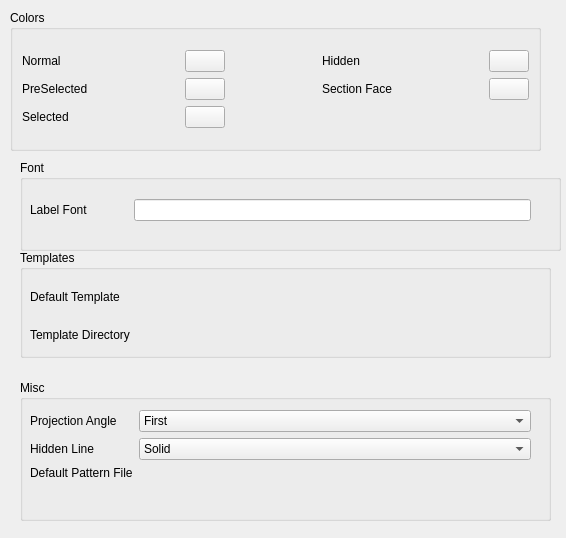
Before: the Qt Designer form src/Mod/TechDraw/Gui/DlgPrefsTechDraw.ui in berndhahnebach/All_FreeCAD, drawn with Qt 5.
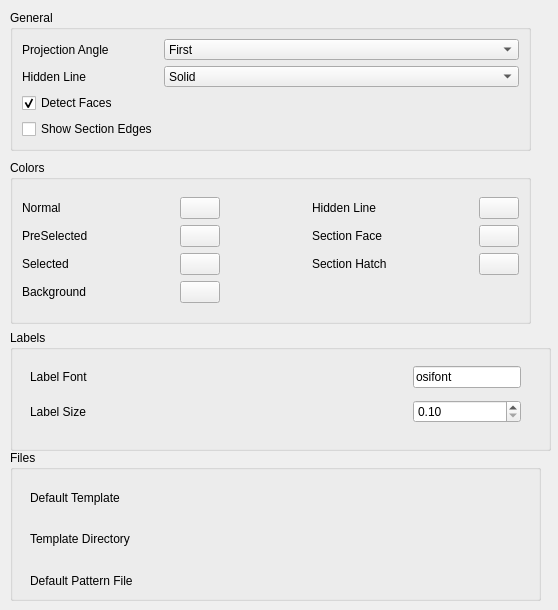
After: the same form once the commit is applied. Custom widgets are drawn as their Qt base class.

What changed in the file:
```diff
--- a/src/Mod/TechDraw/Gui/DlgPrefsTechDraw.ui
+++ b/src/Mod/TechDraw/Gui/DlgPrefsTechDraw.ui
@@ -6,32 +6,32 @@
    <rect>
     <x>0</x>
     <y>0</y>
-    <width>566</width>
-    <height>538</height>
+    <width>558</width>
+    <height>610</height>
    </rect>
   </property>
   <property name="windowTitle">
-   <string>TechDraw</string>
+   <string>TechDraw 1</string>
   </property>
   <widget class="QGroupBox" name="gb_Templates">
    <property name="geometry">
     <rect>
-     <x>20</x>
-     <y>250</y>
+     <x>10</x>
+     <y>450</y>
      <width>531</width>
-     <height>108</height>
+     <height>151</height>
     </rect>
    </property>
    <property name="title">
-    <string>Templates</string>
+    <string>Files</string>
    </property>
    <widget class="QWidget" name="gridLayoutWidget_3">
     <property name="geometry">
      <rect>
-      <x>10</x>
+      <x>20</x>
       <y>30</y>
-      <width>501</width>
-      <height>71</height>
+      <width>491</width>
+      <height>118</height>
      </rect>
     </property>
     <layout class="QGridLayout" name="gridLayout_3">
@@ -49,7 +49,7 @@
        </property>
       </widget>
      </item>
-     <item row="1" column="1" colspan="2">
+     <item row="1" column="1">
       <widget class="Gui::PrefFileChooser" name="pfc_DefDir">
        <property name="mode">
         <enum>Gui::FileChooser::Directory</enum>
@@ -58,17 +58,34 @@
         <cstring>TemplateDir</cstring>
        </property>
        <property name="prefPath" stdset="0">
-        <cstring>/Mod/TechDraw</cstring>
+        <cstring>/Mod/TechDraw/Files</cstring>
        </property>
       </widget>
      </item>
-     <item row="0" column="1" colspan="2">
+     <item row="2" column="0">
+      <widget class="QLabel" name="lbl_Hatch">
+       <property name="text">
+        <string>Default Pattern File</string>
+       </property>
+      </widget>
+     </item>
+     <item row="0" column="1">
       <widget class="Gui::PrefFileChooser" name="pfc_DefTemp">
        <property name="prefEntry" stdset="0">
         <cstring>TemplateFile</cstring>
        </property>
        <property name="prefPath" stdset="0">
-        <cstring>/Mod/TechDraw</cstring>
+        <cstring>/Mod/TechDraw/Files</cstring>
+       </property>
+      </widget>
+     </item>
+     <item row="2" column="1">
+      <widget class="Gui::PrefFileChooser" name="pfc_HatchFile">
+       <property name="prefEntry" stdset="0">
+        <cstring>PatternFile</cstring>
+       </property>
+       <property name="prefPath" stdset="0">
+        <cstring>/Mod/TechDraw/Files</cstring>
        </property>
       </widget>
      </item>
@@ -78,10 +95,10 @@
   <widget class="QGroupBox" name="gb_Font">
    <property name="geometry">
     <rect>
-     <x>20</x>
-     <y>160</y>
+     <x>10</x>
+     <y>330</y>
      <width>541</width>
-     <height>91</height>
+     <height>121</height>
     </rect>
    </property>
    <property name="sizePolicy">
@@ -91,18 +108,31 @@
     </sizepolicy>
    </property>
    <property name="title">
-    <string>Font</string>
+    <string>Labels</string>
    </property>
    <widget class="QWidget" name="gridLayoutWidget_2">
     <property name="geometry">
      <rect>
-      <x>10</x>
+      <x>20</x>
       <y>30</y>
-      <width>501</width>
-      <height>41</height>
+      <width>491</width>
+      <height>71</height>
      </rect>
     </property>
-    <layout class="QGridLayout" name="gridLayout_2">
+    <layout class="QGridLayout" name="gridLayout_2" columnstretch="1,0,0">
+     <item row="1" column="2">
+      <widget class="Gui::PrefDoubleSpinBox" name="dsb_LabelSize">
+       <property name="minimum">
+        <double>0.100000000000000</double>
+       </property>
+       <property name="prefEntry" stdset="0">
+        <cstring>LabelSize</cstring>
+       </property>
+       <property name="prefPath" stdset="0">
+        <cstring>/Mod/TechDraw/Labels</cstring>
+       </property>
+      </widget>
+     </item>
      <item row="0" column="0">
       <widget class="QLabel" name="lbl_LabelFont">
        <property name="text">
@@ -110,16 +140,6 @@
        </property>
       </widget>
      </item>
-     <item row="0" column="2">
-      <widget class="Gui::PrefLineEdit" name="le_LabelFont">
-       <property name="prefEntry" stdset="0">
-        <cstring>LabelFont</cstring>
-       </property>
-       <property name="prefPath" stdset="0">
-        <cstring>Mod/TechDraw</cstring>
-       </property>
-      </widget>
-     </item>
      <item row="0" column="1">
       <spacer name="horizontalSpacer_2">
        <property name="orientation">
@@ -136,31 +156,47 @@
        </property>
       </spacer>
      </item>
+     <item row="0" column="2">
+      <widget class="Gui::PrefLineEdit" name="le_LabelFont">
+       <property name="text">
+        <string>osifont</string>
+       </property>
+       <property name="prefEntry" stdset="0">
+        <cstring>LabelFont</cstring>
+       </property>
+       <property name="prefPath" stdset="0">
+        <cstring>Mod/TechDraw/Labels</cstring>
+       </property>
+      </widget>
+     </item>
+     <item row="1" column="0">
+      <widget class="QLabel" name="label_6">
+       <property name="text">
+        <string>Label Size</string>
+       </property>
+      </widget>
+     </item>
     </layout>
    </widget>
   </widget>
   <widget class="QGroupBox" name="gbMisc">
    <property name="geometry">
     <rect>
-     <x>20</x>
-     <y>380</y>
-     <width>531</width>
+     <x>10</x>
+     <y>10</y>
+     <width>521</width>
      <height>141</height>
     </rect>
    </property>
    <property name="title">
-    <string>Misc</string>
+    <string>General</string>
    </property>
-   <widget class="QWidget" name="gridLayoutWidget_4">
-    <property name="geometry">
-     <rect>
-      <x>10</x>
-      <y>30</y>
-      <width>501</width>
-      <height>95</height>
-     </rect>
-    </property>
+   <layout class="QVBoxLayout" name="verticalLayout">
+    <item>
     <layout class="QFormLayout" name="formLayout">
+      <property name="fieldGrowthPolicy">
+       <enum>QFormLayout::AllNonFixedFieldsGrow</enum>
+      </property>
      <item row="0" column="0">
       <widget class="QLabel" name="lbl_Angle">
        <property name="text">
@@ -174,7 +210,7 @@
         <cstring>ProjectionAngle</cstring>
        </property>
        <property name="prefPath" stdset="0">
-        <cstring>Mod/TechDraw</cstring>
+         <cstring>/Mod/TechDraw/General</cstring>
        </property>
        <item>
         <property name="text">
@@ -204,7 +240,7 @@
         <cstring>HiddenLine</cstring>
        </property>
        <property name="prefPath" stdset="0">
-        <cstring>Mod/TechDraw</cstring>
+         <cstring>Mod/TechDraw/General</cstring>
        </property>
        <item>
         <property name="text">
@@ -239,32 +275,45 @@
       </widget>
      </item>
      <item row="2" column="0">
-      <widget class="QLabel" name="lbl_Hatch">
+       <widget class="Gui::PrefCheckBox" name="cb_Faces">
        <property name="text">
-        <string>Default Pattern File</string>
-       </property>
-      </widget>
-     </item>
-     <item row="2" column="1">
-      <widget class="Gui::PrefFileChooser" name="pfc_HatchFile">
+         <string>Detect Faces</string>
+        </property>
+        <property name="checked">
+         <bool>true</bool>
+        </property>
+        <property name="prefEntry" stdset="0">
+         <cstring>HandleFaces</cstring>
+        </property>
+        <property name="prefPath" stdset="0">
+         <cstring>/Mod/TechDraw/General</cstring>
+        </property>
+       </widget>
+      </item>
+      <item row="3" column="0">
+       <widget class="Gui::PrefCheckBox" name="cb_SectionEdges">
+        <property name="text">
+         <string>Show Section Edges</string>
+        </property>
        <property name="prefEntry" stdset="0">
-        <cstring>PatternFile</cstring>
+         <cstring>ShowSectionEdges</cstring>
        </property>
        <property name="prefPath" stdset="0">
-        <cstring>/Mod/TechDraw</cstring>
+         <cstring>/Mod/TechDraw/General</cstring>
        </property>
       </widget>
      </item>
     </layout>
-   </widget>
+    </item>
+   </layout>
   </widget>
   <widget class="QGroupBox" name="gb_Colors">
    <property name="geometry">
     <rect>
      <x>10</x>
-     <y>10</y>
-     <width>531</width>
-     <height>141</height>
+     <y>160</y>
+     <width>521</width>
+     <height>164</height>
     </rect>
    </property>
    <property name="title">
@@ -273,10 +322,34 @@
    <layout class="QVBoxLayout" name="verticalLayout_2">
     <item>
      <layout class="QGridLayout" name="gridLayout">
-      <item row="2" column="0">
-       <widget class="QLabel" name="lbl_Select">
+      <item row="2" column="4">
+       <widget class="QLabel" name="label_5">
         <property name="text">
-         <string>Selected</string>
+         <string>Section Hatch</string>
+        </property>
+       </widget>
+      </item>
+      <item row="1" column="4">
+       <widget class="QLabel" name="label_3">
+        <property name="text">
+         <string>Section Face</string>
+        </property>
+       </widget>
+      </item>
+      <item row="3" column="2">
+       <widget class="Gui::PrefColorButton" name="pcb_Background">
+        <property name="color">
+         <color>
+          <red>80</red>
+          <green>80</green>
+          <blue>80</blue>
+         </color>
+        </property>
+        <property name="prefEntry" stdset="0">
+         <cstring>Background</cstring>
+        </property>
+        <property name="prefPath" stdset="0">
+         <cstring>/Mod/TechDraw/Colors</cstring>
         </property>
        </widget>
       </item>
@@ -314,6 +387,19 @@
         </property>
        </widget>
       </item>
+      <item row="0" column="1">
+       <spacer name="horizontalSpacer">
+        <property name="orientation">
+         <enum>Qt::Horizontal</enum>
+        </property>
+        <property name="sizeHint" stdset="0">
+         <size>
+          <width>40</width>
+          <height>20</height>
+         </size>
+        </property>
+       </spacer>
+      </item>
       <item row="2" column="2">
        <widget class="Gui::PrefColorButton" name="pcb_Select">
         <property name="color">
@@ -331,19 +417,6 @@
         </property>
        </widget>
       </item>
-      <item row="0" column="1">
-       <spacer name="horizontalSpacer">
-        <property name="orientation">
-         <enum>Qt::Horizontal</enum>
-        </property>
-        <property name="sizeHint" stdset="0">
-         <size>
-          <width>40</width>
-          <height>20</height>
-         </size>
-        </property>
-       </spacer>
-      </item>
       <item row="0" column="5">
        <spacer name="horizontalSpacer_4">
         <property name="orientation">
@@ -357,13 +430,6 @@
         </property>
        </spacer>
       </item>
-      <item row="1" column="4">
-       <widget class="QLabel" name="label_3">
-        <property name="text">
-         <string>Section Face</string>
-        </property>
-       </widget>
-      </item>
       <item row="0" column="2">
        <widget class="Gui::PrefColorButton" name="pcb_Normal">
         <property name="color">
@@ -404,7 +470,7 @@
       <item row="0" column="4">
        <widget class="QLabel" name="lbl_Hidden">
         <property name="text">
-         <string>Hidden</string>
+         <string>Hidden Line</string>
         </property>
        </widget>
       </item>
@@ -425,6 +491,37 @@
         </property>
        </widget>
       </item>
+      <item row="2" column="0">
+       <widget class="QLabel" name="lbl_Select">
+        <property name="text">
+         <string>Selected</string>
+        </property>
+       </widget>
+      </item>
+      <item row="2" column="6">
+       <widget class="Gui::PrefColorButton" name="pcb_Hatch">
+        <property name="color">
+         <color>
+          <red>0</red>
+          <green>0</green>
+          <blue>0</blue>
+         </color>
+        </property>
+        <property name="prefEntry" stdset="0">
+         <cstring>Hatch</cstring>
+        </property>
+        <property name="prefPath" stdset="0">
+         <cstring>/Mod/TechDraw/Colors</cstring>
+        </property>
+       </widget>
+      </item>
+      <item row="3" column="0">
+       <widget class="QLabel" name="label_4">
+        <property name="text">
+         <string>Background</string>
+        </property>
+       </widget>
+      </item>
      </layout>
     </item>
    </layout>
@@ -451,6 +548,11 @@
    <extends>Gui::ColorButton</extends>
    <header>Gui/PrefWidgets.h</header>
   </customwidget>
+  <customwidget>
+   <class>Gui::PrefCheckBox</class>
+   <extends>QCheckBox</extends>
+   <header>Gui/PrefWidgets.h</header>
+  </customwidget>
   <customwidget>
    <class>Gui::PrefComboBox</class>
    <extends>QComboBox</extends>
@@ -461,6 +563,11 @@
    <extends>QLineEdit</extends>
    <header>Gui/PrefWidgets.h</header>
   </customwidget>
+  <customwidget>
+   <class>Gui::PrefDoubleSpinBox</class>
+   <extends>QDoubleSpinBox</extends>
+   <header>Gui/PrefWidgets.h</header>
+  </customwidget>
  </customwidgets>
  <resources/>
  <connections/>
```
Lines whose indentation alone changed are shown as unchanged.
